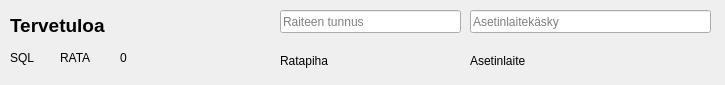
First picture: the form in astl/asetinlaitepaneeli.ui, repository artoh/ratapiha-kauko, before the edit.
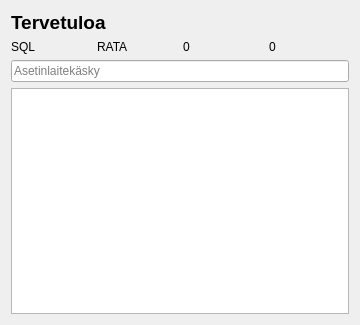
Second picture: the form after the edit.

```diff
--- a/astl/asetinlaitepaneeli.ui
+++ b/astl/asetinlaitepaneeli.ui
@@ -6,22 +6,16 @@
    <rect>
     <x>0</x>
     <y>0</y>
-    <width>725</width>
-    <height>85</height>
+    <width>360</width>
+    <height>325</height>
    </rect>
   </property>
   <property name="windowTitle">
    <string>Form</string>
   </property>
+  <layout class="QVBoxLayout" name="verticalLayout">
+   <item>
   <widget class="QLabel" name="kelloLabel">
-   <property name="geometry">
-    <rect>
-     <x>10</x>
-     <y>10</y>
-     <width>251</width>
-     <height>31</height>
-    </rect>
-   </property>
    <property name="font">
     <font>
      <pointsize>14</pointsize>
@@ -33,97 +27,50 @@
     <string>Tervetuloa</string>
    </property>
   </widget>
+   </item>
+   <item>
+    <layout class="QHBoxLayout" name="horizontalLayout">
+     <item>
   <widget class="QLabel" name="sqlLabel">
-   <property name="geometry">
-    <rect>
-     <x>10</x>
-     <y>50</y>
-     <width>31</width>
-     <height>16</height>
-    </rect>
-   </property>
    <property name="text">
     <string>SQL</string>
    </property>
   </widget>
+     </item>
+     <item>
   <widget class="QLabel" name="rataLabel">
-   <property name="geometry">
-    <rect>
-     <x>60</x>
-     <y>50</y>
-     <width>41</width>
-     <height>16</height>
-    </rect>
-   </property>
    <property name="text">
     <string>RATA</string>
    </property>
   </widget>
-  <widget class="QLineEdit" name="kysymysEdit">
-   <property name="geometry">
-    <rect>
-     <x>280</x>
-     <y>10</y>
-     <width>181</width>
-     <height>23</height>
-    </rect>
-   </property>
-   <property name="placeholderText">
-    <string>Raiteen tunnus</string>
-   </property>
-  </widget>
-  <widget class="QLabel" name="raideInfoLabel">
-   <property name="geometry">
-    <rect>
-     <x>280</x>
-     <y>40</y>
-     <width>181</width>
-     <height>41</height>
-    </rect>
-   </property>
+     </item>
+     <item>
+      <widget class="QLabel" name="kulkutiemaaraLabel">
+       <property name="text">
+        <string>0</string>
+       </property>
+      </widget>
+     </item>
+     <item>
+      <widget class="QLabel" name="asiakasLabel">
    <property name="text">
-    <string>Ratapiha</string>
-   </property>
-  </widget>
+        <string>0</string>
+       </property>
+      </widget>
+     </item>
+    </layout>
+   </item>
+   <item>
   <widget class="QLineEdit" name="kaskyEdit">
-   <property name="geometry">
-    <rect>
-     <x>470</x>
-     <y>10</y>
-     <width>241</width>
-     <height>23</height>
-    </rect>
-   </property>
    <property name="placeholderText">
     <string>Asetinlaitekäsky</string>
    </property>
   </widget>
-  <widget class="QLabel" name="aslVastausLabel">
-   <property name="geometry">
-    <rect>
-     <x>470</x>
-     <y>40</y>
-     <width>241</width>
-     <height>41</height>
-    </rect>
-   </property>
-   <property name="text">
-    <string>Asetinlaite</string>
-   </property>
-  </widget>
-  <widget class="QLabel" name="kulkutiemaaraLabel">
-   <property name="geometry">
-    <rect>
-     <x>120</x>
-     <y>50</y>
-     <width>61</width>
-     <height>16</height>
-    </rect>
-   </property>
-   <property name="text">
-    <string>0</string>
-   </property>
-  </widget>
+   </item>
+   <item>
+    <widget class="QTextBrowser" name="vastausBrowser"/>
+   </item>
+  </layout>
  </widget>
  <resources/>
  <connections/>
```
Lines whose indentation alone changed are shown as unchanged.
